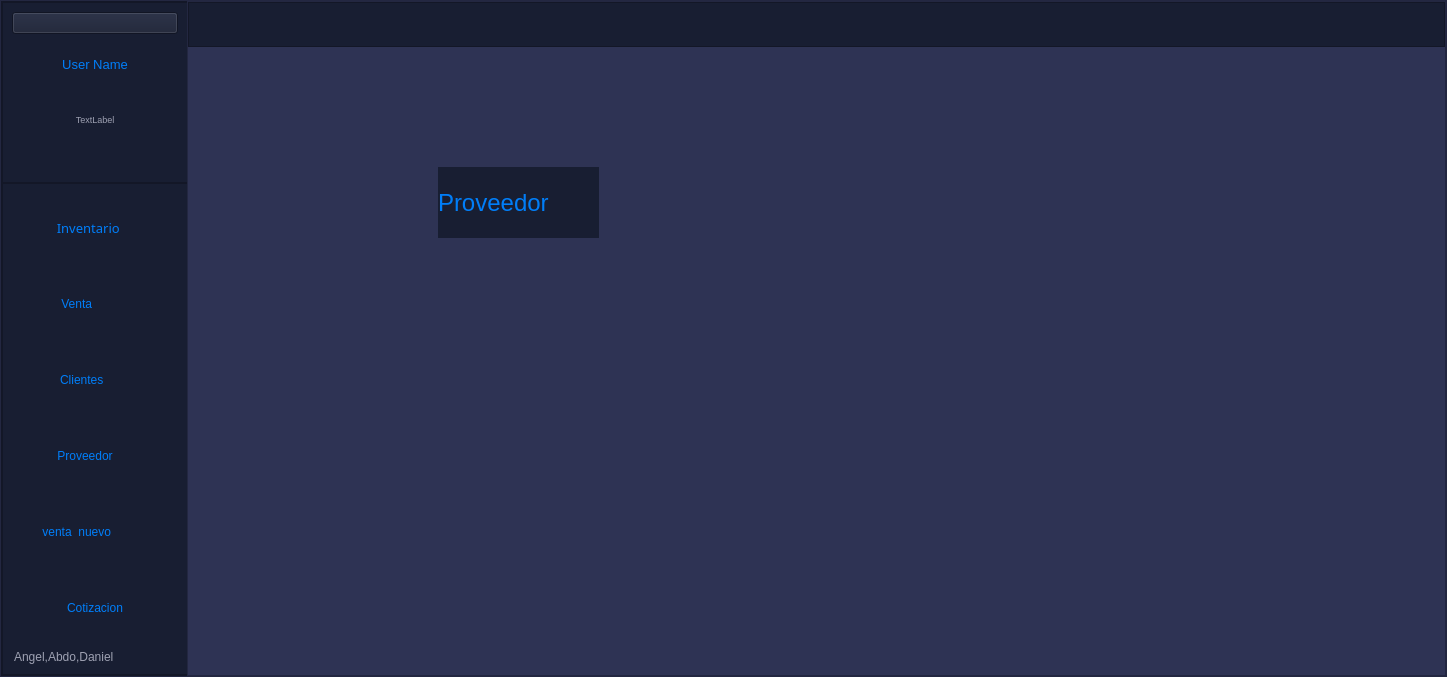
This is View/nuevo_menu.ui in DanielSajvin/Proyecto_basedatos as Qt 5 draws it before an edit. The edited form follows.
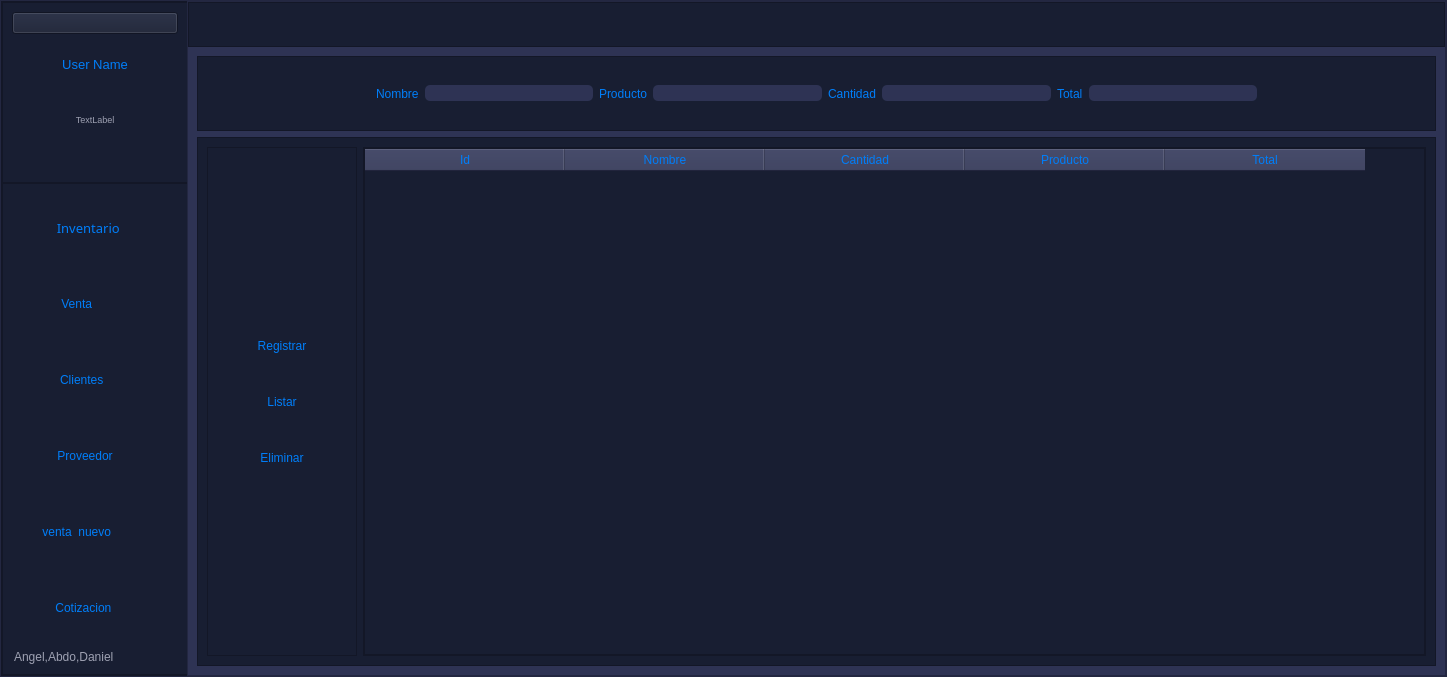
This is the edited form. The open tabs and pages were chosen to show the change. Icons and pictures are not drawn.

Commit message: arreglando errores interfaz

Patch:
```diff
--- a/View/nuevo_menu.ui
+++ b/View/nuevo_menu.ui
@@ -431,8 +431,21 @@
                  <height>70</height>
                 </size>
                </property>
+               <property name="layoutDirection">
+                <enum>Qt::RightToLeft</enum>
+               </property>
                <property name="text">
-                <string>Cotizacion</string>
+                <string>Cotizacion       </string>
+               </property>
+               <property name="icon">
+                <iconset>
+                 <normaloff>../Imagenes/factura.png</normaloff>../Imagenes/factura.png</iconset>
+               </property>
+               <property name="iconSize">
+                <size>
+                 <width>35</width>
+                 <height>35</height>
+                </size>
                </property>
               </widget>
              </item>
@@ -3238,76 +3251,6 @@
               <property name="topMargin">
                <number>11</number>
               </property>
-              <item>
-               <widget class="QFrame" name="frame_21">
-                <property name="minimumSize">
-                 <size>
-                  <width>0</width>
-                  <height>125</height>
-                 </size>
-                </property>
-                <property name="styleSheet">
-                 <string notr="true">QPushButton{
-border-top-left-radius:20p;
-color: rgb(0,126,249);
-font: 77 10pt &quot;Gadugi&quot;;
-
-border-radius: 5px;
-
-
-}
-
-QPushButton:hover{
-
-background-color: qlineargradient(spread:pad, x1:0, y1:0.505682, x2:1, y2:0.477, stop:0 rgba(11, 131, 120, 219), stop:1 rgba(85, 98, 112, 226));
-
-
-}
-QFrame{
-
-background-color: rgb(24, 30, 50);
-
-}
-QLabel{
-color: rgb(0,126,249);
-}
-QLineEdit{
-font: 77 10pt &quot;Gadugi&quot;;
-color: rgb(158, 161, 178);
-border-radius: 5px;
-}
-
-</string>
-                </property>
-                <property name="frameShape">
-                 <enum>QFrame::StyledPanel</enum>
-                </property>
-                <property name="frameShadow">
-                 <enum>QFrame::Raised</enum>
-                </property>
-                <widget class="QLabel" name="label_14">
-                 <property name="geometry">
-                  <rect>
-                   <x>40</x>
-                   <y>20</y>
-                   <width>121</width>
-                   <height>31</height>
-                  </rect>
-                 </property>
-                 <property name="font">
-                  <font>
-                   <pointsize>12</pointsize>
-                  </font>
-                 </property>
-                 <property name="styleSheet">
-                  <string notr="true"/>
-                 </property>
-                 <property name="text">
-                  <string>Id</string>
-                 </property>
-                </widget>
-               </widget>
-              </item>
               <item>
                <widget class="QFrame" name="frame_20">
                 <property name="frameShape">
@@ -3521,24 +3464,369 @@
              </layout>
             </widget>
             <widget class="QWidget" name="page_proveedor">
-             <widget class="QLabel" name="label_6">
-              <property name="geometry">
-               <rect>
-                <x>250</x>
-                <y>120</y>
-                <width>161</width>
-                <height>71</height>
-               </rect>
-              </property>
-              <property name="font">
-               <font>
-                <pointsize>18</pointsize>
-               </font>
-              </property>
-              <property name="text">
-               <string>Proveedor</string>
-              </property>
-             </widget>
+             <layout class="QVBoxLayout" name="verticalLayout_27">
+              <item>
+               <widget class="QFrame" name="frame_31">
+                <property name="minimumSize">
+                 <size>
+                  <width>0</width>
+                  <height>75</height>
+                 </size>
+                </property>
+                <property name="styleSheet">
+                 <string notr="true">QPushButton{
+border-top-left-radius:20p;
+color: rgb(0,126,249);
+font: 77 10pt &quot;Gadugi&quot;;
+
+border-radius: 5px;
+
+
+}
+
+QPushButton:hover{
+
+background-color: qlineargradient(spread:pad, x1:0, y1:0.505682, x2:1, y2:0.477, stop:0 rgba(11, 131, 120, 219), stop:1 rgba(85, 98, 112, 226));
+
+
+}
+QFrame{
+
+background-color: rgb(24, 30, 50);
+
+}
+QLabel{
+color: rgb(0,126,249);
+font: 77 12pt &quot;Gadugi&quot;;
+}
+QLineEdit{
+font: 77 10pt &quot;Gadugi&quot;;
+color: rgb(158, 161, 178);
+border-radius: 5px;
+}
+</string>
+                </property>
+                <property name="frameShape">
+                 <enum>QFrame::StyledPanel</enum>
+                </property>
+                <property name="frameShadow">
+                 <enum>QFrame::Raised</enum>
+                </property>
+                <layout class="QHBoxLayout" name="horizontalLayout_13">
+                 <item>
+                  <spacer name="horizontalSpacer_3">
+                   <property name="orientation">
+                    <enum>Qt::Horizontal</enum>
+                   </property>
+                   <property name="sizeHint" stdset="0">
+                    <size>
+                     <width>142</width>
+                     <height>20</height>
+                    </size>
+                   </property>
+                  </spacer>
+                 </item>
+                 <item>
+                  <widget class="QLabel" name="label_34">
+                   <property name="styleSheet">
+                    <string notr="true"/>
+                   </property>
+                   <property name="text">
+                    <string>Nombre</string>
+                   </property>
+                  </widget>
+                 </item>
+                 <item>
+                  <widget class="QLineEdit" name="nombre_proveedor"/>
+                 </item>
+                 <item>
+                  <widget class="QLabel" name="label_35">
+                   <property name="styleSheet">
+                    <string notr="true"/>
+                   </property>
+                   <property name="text">
+                    <string>Producto</string>
+                   </property>
+                  </widget>
+                 </item>
+                 <item>
+                  <widget class="QLineEdit" name="producto_proveedor"/>
+                 </item>
+                 <item>
+                  <widget class="QLabel" name="label_36">
+                   <property name="styleSheet">
+                    <string notr="true"/>
+                   </property>
+                   <property name="text">
+                    <string>Cantidad</string>
+                   </property>
+                  </widget>
+                 </item>
+                 <item>
+                  <widget class="QLineEdit" name="cantidad_proveedor"/>
+                 </item>
+                 <item>
+                  <widget class="QLabel" name="label_37">
+                   <property name="styleSheet">
+                    <string notr="true"/>
+                   </property>
+                   <property name="text">
+                    <string>Total</string>
+                   </property>
+                  </widget>
+                 </item>
+                 <item>
+                  <widget class="QLineEdit" name="total_proveedor"/>
+                 </item>
+                 <item>
+                  <spacer name="horizontalSpacer_4">
+                   <property name="orientation">
+                    <enum>Qt::Horizontal</enum>
+                   </property>
+                   <property name="sizeHint" stdset="0">
+                    <size>
+                     <width>142</width>
+                     <height>20</height>
+                    </size>
+                   </property>
+                  </spacer>
+                 </item>
+                </layout>
+               </widget>
+              </item>
+              <item>
+               <widget class="QFrame" name="frame_21">
+                <property name="minimumSize">
+                 <size>
+                  <width>0</width>
+                  <height>0</height>
+                 </size>
+                </property>
+                <property name="frameShape">
+                 <enum>QFrame::StyledPanel</enum>
+                </property>
+                <property name="frameShadow">
+                 <enum>QFrame::Raised</enum>
+                </property>
+                <layout class="QHBoxLayout" name="horizontalLayout_12">
+                 <item>
+                  <widget class="QFrame" name="frame_32">
+                   <property name="minimumSize">
+                    <size>
+                     <width>150</width>
+                     <height>0</height>
+                    </size>
+                   </property>
+                   <property name="styleSheet">
+                    <string notr="true">QPushButton{
+border-top-left-radius:20p;
+color: rgb(0,126,249);
+font: 77 10pt &quot;Gadugi&quot;;
+
+border-radius: 5px;
+
+
+}
+
+QPushButton:hover{
+
+background-color: qlineargradient(spread:pad, x1:0, y1:0.505682, x2:1, y2:0.477, stop:0 rgba(11, 131, 120, 219), stop:1 rgba(85, 98, 112, 226));
+
+
+}
+QFrame{
+
+background-color: rgb(24, 30, 50);
+
+}
+QLabel{
+color: rgb(0,126,249);
+}
+QLineEdit{
+font: 77 10pt &quot;Gadugi&quot;;
+color: rgb(158, 161, 178);
+border-radius: 5px;
+}
+</string>
+                   </property>
+                   <property name="frameShape">
+                    <enum>QFrame::StyledPanel</enum>
+                   </property>
+                   <property name="frameShadow">
+                    <enum>QFrame::Raised</enum>
+                   </property>
+                   <layout class="QVBoxLayout" name="verticalLayout_26">
+                    <item>
+                     <spacer name="verticalSpacer_4">
+                      <property name="orientation">
+                       <enum>Qt::Vertical</enum>
+                      </property>
+                      <property name="sizeHint" stdset="0">
+                       <size>
+                        <width>20</width>
+                        <height>146</height>
+                       </size>
+                      </property>
+                     </spacer>
+                    </item>
+                    <item>
+                     <widget class="QPushButton" name="registrar_proveedor">
+                      <property name="minimumSize">
+                       <size>
+                        <width>120</width>
+                        <height>50</height>
+                       </size>
+                      </property>
+                      <property name="text">
+                       <string>Registrar</string>
+                      </property>
+                     </widget>
+                    </item>
+                    <item>
+                     <widget class="QPushButton" name="btn_listar_3">
+                      <property name="minimumSize">
+                       <size>
+                        <width>120</width>
+                        <height>50</height>
+                       </size>
+                      </property>
+                      <property name="text">
+                       <string>Listar</string>
+                      </property>
+                     </widget>
+                    </item>
+                    <item>
+                     <widget class="QPushButton" name="btn_eliminar_3">
+                      <property name="minimumSize">
+                       <size>
+                        <width>120</width>
+                        <height>50</height>
+                       </size>
+                      </property>
+                      <property name="text">
+                       <string>Eliminar</string>
+                      </property>
+                     </widget>
+                    </item>
+                    <item>
+                     <spacer name="verticalSpacer_5">
+                      <property name="orientation">
+                       <enum>Qt::Vertical</enum>
+                      </property>
+                      <property name="sizeHint" stdset="0">
+                       <size>
+                        <width>20</width>
+                        <height>40</height>
+                       </size>
+                      </property>
+                     </spacer>
+                    </item>
+                   </layout>
+                  </widget>
+                 </item>
+                 <item>
+                  <widget class="QFrame" name="frame_33">
+                   <property name="frameShape">
+                    <enum>QFrame::StyledPanel</enum>
+                   </property>
+                   <property name="frameShadow">
+                    <enum>QFrame::Raised</enum>
+                   </property>
+                   <layout class="QVBoxLayout" name="verticalLayout_25">
+                    <property name="spacing">
+                     <number>0</number>
+                    </property>
+                    <property name="leftMargin">
+                     <number>0</number>
+                    </property>
+                    <property name="topMargin">
+                     <number>0</number>
+                    </property>
+                    <property name="rightMargin">
+                     <number>0</number>
+                    </property>
+                    <property name="bottomMargin">
+                     <number>0</number>
+                    </property>
+                    <item>
+                     <widget class="QTableWidget" name="tabla_listar_proveedor">
+                      <property name="styleSheet">
+                       <string notr="true">QHeaderView
+{
+Fondo: transparente; 
+background-color: rgb(24, 30, 50);
+border-top-left-radius:20p;
+color: rgb(0,126,249);
+font: 77 10pt &quot;Gadugi&quot;;
+}
+
+QHeaderView:hover
+{
+background-color: rgb(46, 51, 84);
+border-top-left-radius:20p;
+}
+QHeaderView:section
+{
+background-color: rgb(46, 51, 84);
+border-top-left-radius:20p;
+padding: 2px;
+font-size:11 pt;
+
+}
+QTableWidget{
+background-color: rgb(24, 30, 50);
+gridline-color: rgb(24, 30, 50);
+font-size: 11pt;
+border-top-left-radius:20p;
+color: rgb(0,126,249);
+font: 77 10pt &quot;Gadugi&quot;;
+}
+QTableWidgetQTableCornerButton::section{
+background-color: rgb(46, 51, 84);
+border: 1px solid rgb(0,126,249);
+}
+QTableView QTableCornerButton::section {
+background-color: rgb(46, 51, 84);
+border: 1px solid rgb(0, 126, 249);
+}</string>
+                      </property>
+                      <attribute name="horizontalHeaderDefaultSectionSize">
+                       <number>200</number>
+                      </attribute>
+                      <column>
+                       <property name="text">
+                        <string>Id</string>
+                       </property>
+                      </column>
+                      <column>
+                       <property name="text">
+                        <string>Nombre</string>
+                       </property>
+                      </column>
+                      <column>
+                       <property name="text">
+                        <string>Cantidad</string>
+                       </property>
+                      </column>
+                      <column>
+                       <property name="text">
+                        <string>Producto</string>
+                       </property>
+                      </column>
+                      <column>
+                       <property name="text">
+                        <string>Total</string>
+                       </property>
+                      </column>
+                     </widget>
+                    </item>
+                   </layout>
+                  </widget>
+                 </item>
+                </layout>
+               </widget>
+              </item>
+             </layout>
             </widget>
             <widget class="QWidget" name="page_usuario">
              <layout class="QVBoxLayout" name="verticalLayout_19">
```
Left out of the diff: 123 changed lines with no effect on the pictures. The commit also changes 1 other file.
